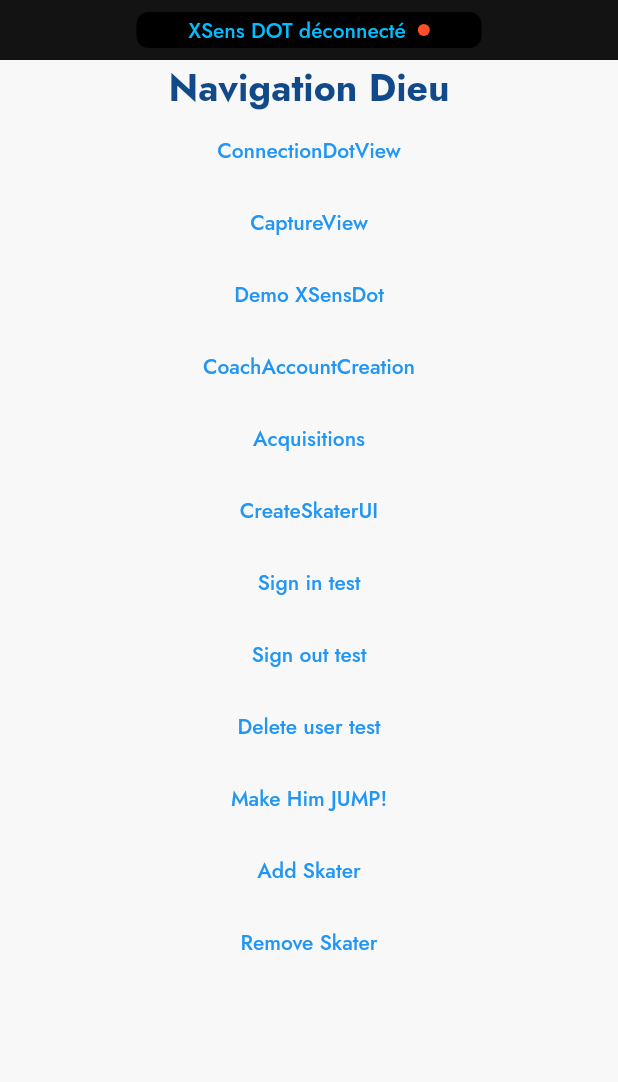
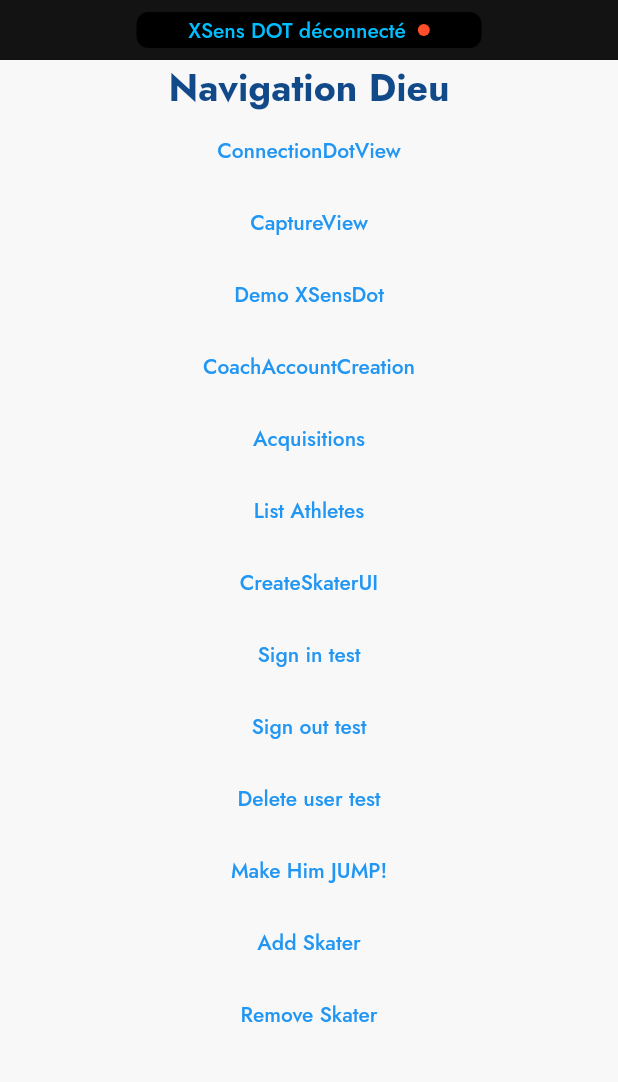
Before and after one commit to s2mLab/figure_skating_jumps, a Flutter app: the screen it shows after launch, on a phone screen of 412 x 824 dp, the part 132-1214 px from its top. Run offline on Flutter 3.47's test engine with Material 2 defaults, Android fonts, the phone set to English and light mode, and no system bars; our stand-ins replace camera, cloud_firestore, firebase_auth, firebase_core, flutter_svg, getwidget and 3 more; missing offline and left inert: media_store_plus, slide_switcher; accounts and stored records are empty; generated files the repository leaves out were written again; statements that could not run were skipped.

Commit message:
navigation from godview

```diff
--- a/lib/main.dart
+++ b/lib/main.dart
@@ -14,6 +14,7 @@ import 'package:figure_skating_jumps/widgets/views/capture_view.dart';
 import 'package:figure_skating_jumps/widgets/views/coach_account_creation_view.dart';
 import 'package:figure_skating_jumps/widgets/views/connection_dot_view.dart';
 import 'package:figure_skating_jumps/widgets/views/demo_connection_view.dart';
+import 'package:figure_skating_jumps/widgets/views/list_athlete_view.dart';
 import 'package:figure_skating_jumps/widgets/views/login_view.dart';
 import 'package:figure_skating_jumps/widgets/views/skater_creation_view.dart';
 import 'package:firebase_auth/firebase_auth.dart';
@@ -78,7 +79,6 @@ class FigureSkatingJumpApp extends StatelessWidget {
 
   @override
   Widget build(BuildContext context) {
-
     return canFunction
         ? MaterialApp(
             title: 'Figure Skating Jump App',
@@ -93,6 +93,7 @@ class FigureSkatingJumpApp extends StatelessWidget {
               '/Login': (context) => const LoginView(),
               '/CreateSkater': (context) => const SkaterCreationView(),
               '/Acquisitions': (context) => const AcquisitionsView(),
+              '/ListAthletes': (context) => const ListAthletesView(),
             },
             debugShowCheckedModeBanner: false,
             theme: ThemeData(
@@ -197,6 +198,11 @@ class _GodViewState extends State<GodView> {
               child: const Text('Acquisitions')),
           TextButton(
               onPressed: () {
+                Navigator.pushNamed(context, '/ListAthletes');
+              },
+              child: const Text('List Athletes')),
+          TextButton(
+              onPressed: () {
                 Navigator.pushNamed(
                   context,
                   '/CreateSkater',
```
Also changed, not shown: lib/widgets/views/list_athlete_view.dart (added, +16 -0 lines).
